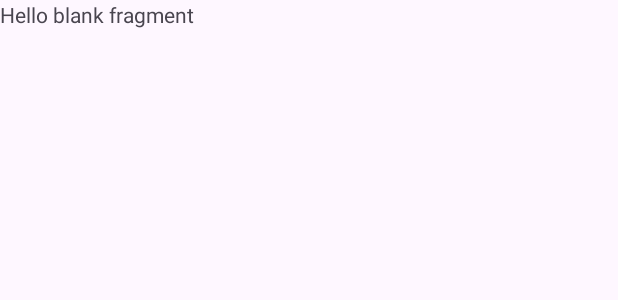
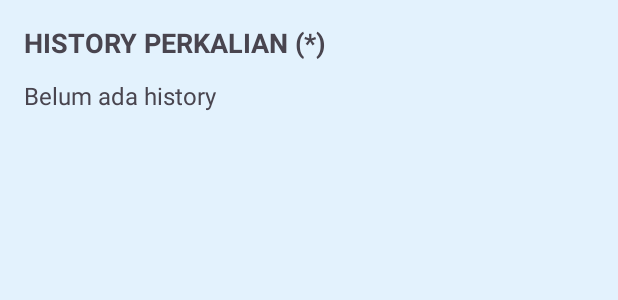
Before and after one commit to MeylfinYW/latihanFragment, an Android app: the layout fragment_kali.xml on its own in the app's theme, with its tools: preview values and no code run, on a phone screen of 412 x 824 dp. Shown: the top 300 px of the screen. Run offline under Robolectric (Android 15) with nearby library versions, the phone set to English and light mode, and no system bars.

Commit message:
ubah layout xml kali

```diff
--- a/app/src/main/res/layout/fragment_kali.xml
+++ b/app/src/main/res/layout/fragment_kali.xml
@@ -1,14 +1,30 @@
 <?xml version="1.0" encoding="utf-8"?>
-<FrameLayout xmlns:android="http://schemas.android.com/apk/res/android"
-    xmlns:tools="http://schemas.android.com/tools"
+<LinearLayout xmlns:android="http://schemas.android.com/apk/res/android"
+    android:id="@+id/layoutRoot"
     android:layout_width="match_parent"
     android:layout_height="match_parent"
-    tools:context=".FragmentKali">
+    android:background="#E3F2FD"
+    android:orientation="vertical"
+    android:padding="16dp">
 
-    <!-- TODO: Update blank fragment layout -->
     <TextView
         android:layout_width="match_parent"
+        android:layout_height="wrap_content"
+        android:text="HISTORY PERKALIAN (*)"
+        android:textSize="18sp"
+        android:textStyle="bold" />
+
+    <ScrollView
+        android:layout_width="match_parent"
         android:layout_height="match_parent"
-        android:text="@string/hello_blank_fragment" />
+        android:layout_marginTop="12dp">
 
-</FrameLayout>
+        <TextView
+            android:id="@+id/tvHistory"
+            android:layout_width="match_parent"
+            android:layout_height="wrap_content"
+            android:text="Belum ada history"
+            android:textSize="16sp" />
+    </ScrollView>
+
+</LinearLayout>
```
